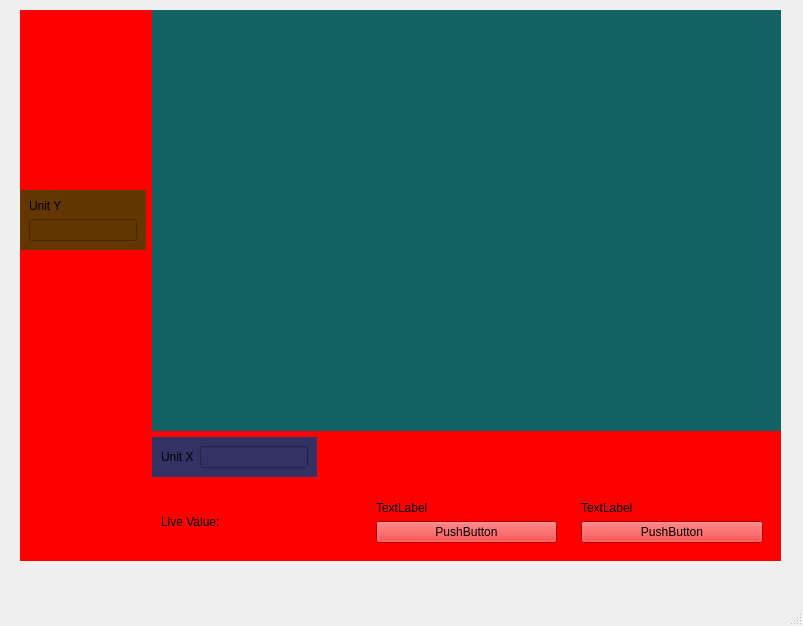
Iwan-Rahman/PyQt-Interface-Forked, file ui-files/graphics_window.ui: the form before one commit.
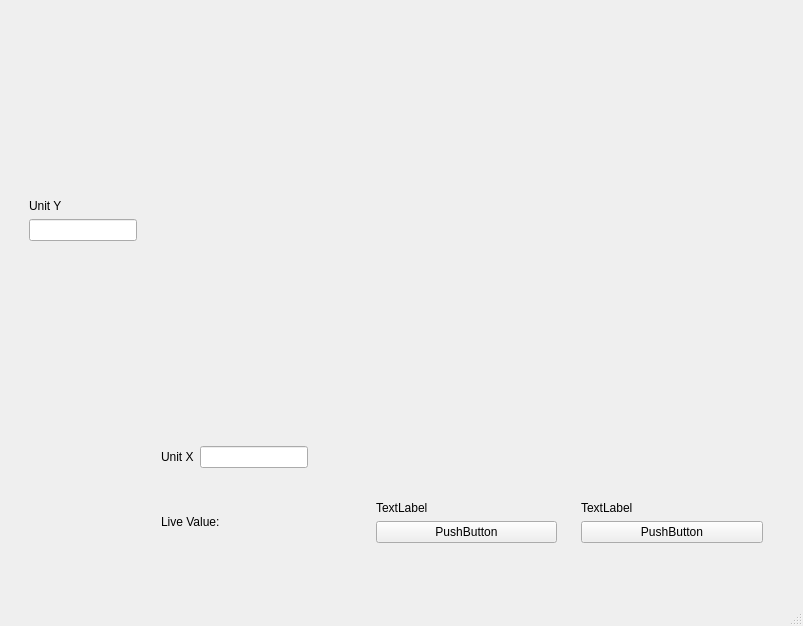
The form after the commit.

Commit message: Merge Feature/graphics window (#3)

```diff
--- a/ui-files/graphics_window.ui
+++ b/ui-files/graphics_window.ui
@@ -36,8 +36,7 @@
      <bool>false</bool>
     </property>
     <property name="styleSheet">
-     <string notr="true">background-color: rgb(255, 0, 0); /* Red */
-</string>
+     <string notr="true"/>
     </property>
     <layout class="QGridLayout" name="gridlayout">
      <item row="3" column="2">
@@ -102,7 +101,7 @@
         </sizepolicy>
        </property>
        <property name="styleSheet">
-        <string notr="true">background-color: rgb(20, 99, 100);</string>
+        <string notr="true"/>
        </property>
        <layout class="QVBoxLayout" name="verticalLayout_2">
         <property name="topMargin">
@@ -120,7 +119,7 @@
         </sizepolicy>
        </property>
        <property name="styleSheet">
-        <string notr="true">background-color: rgb(100, 55, 0); </string>
+        <string notr="true"/>
        </property>
        <layout class="QVBoxLayout" name="verticalLayout">
         <item>
@@ -148,7 +147,7 @@
         </sizepolicy>
        </property>
        <property name="styleSheet">
-        <string notr="true">background-color: rgb(50, 50, 0100);</string>
+        <string notr="true"/>
        </property>
        <layout class="QHBoxLayout" name="horizontalLayout" stretch="0,0">
         <item>
```
Left out of the diff: 2 changed lines with no effect on the pictures. The commit also changes 3 other files.
